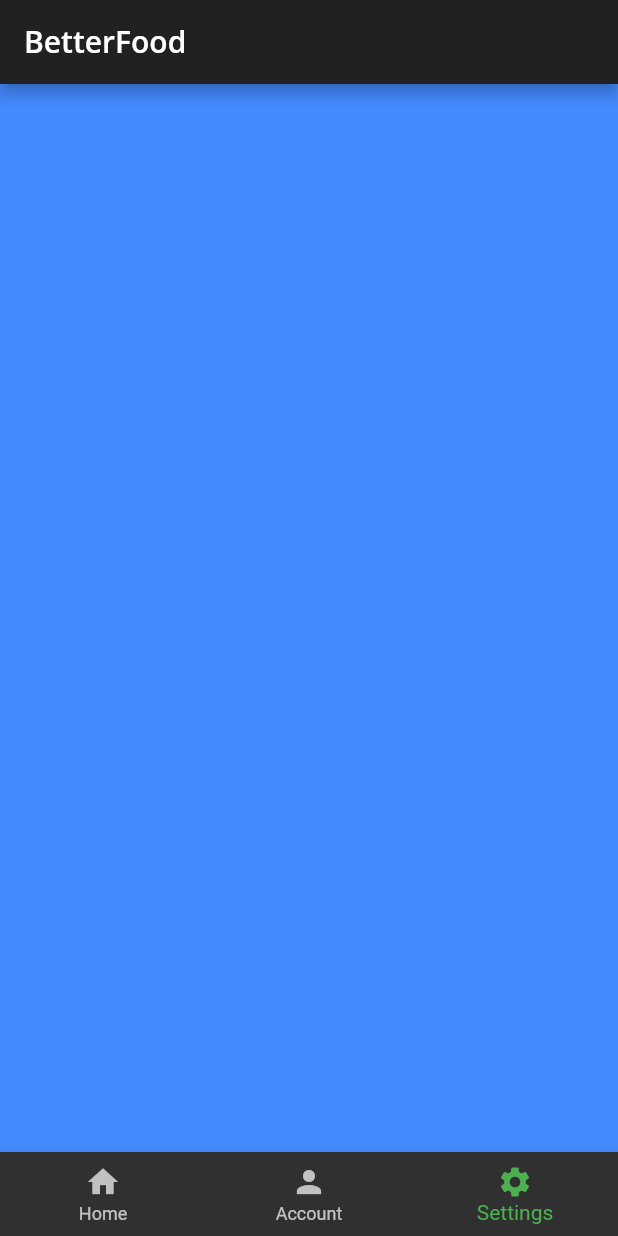
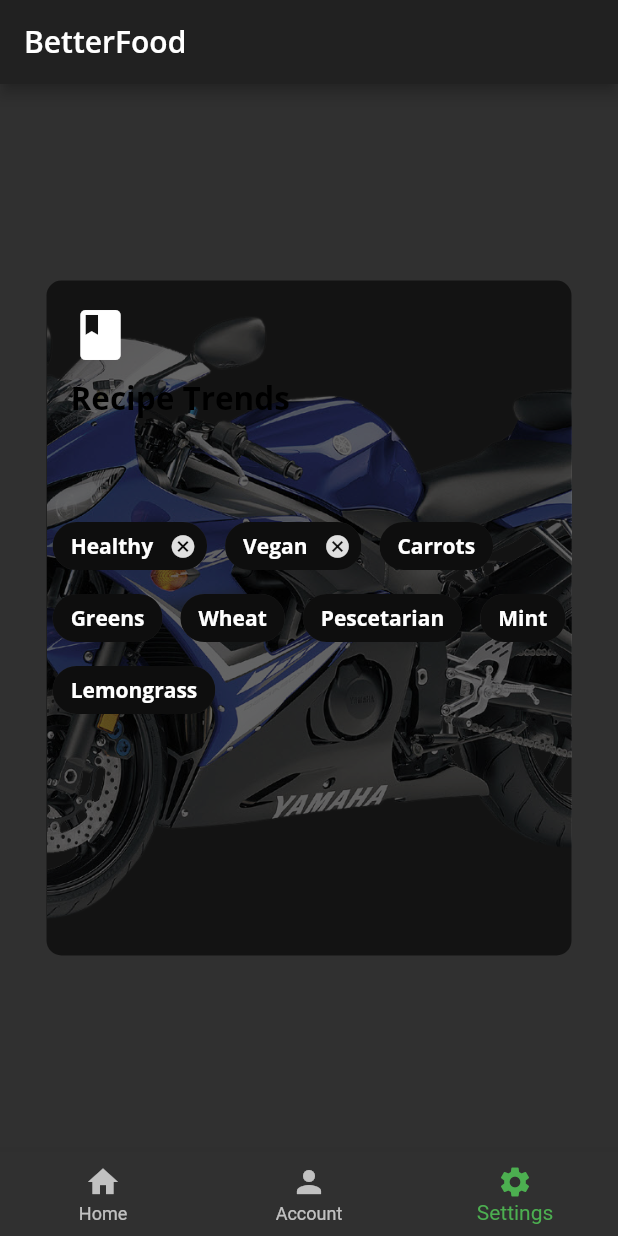
Before and after one commit to cyruskigo30/BetterFood, a Flutter app: the screen it shows after launch, item 3 of the bottom bar chosen, on a phone screen of 412 x 824 dp. Run offline on Flutter 3.47's test engine with Material 2 defaults, Android fonts, the phone set to English and light mode, and no system bars; our stand-ins replace google_fonts; missing offline and left inert: dart:html.

Commit message:
Add final recipes page

```diff
--- /dev/null
+++ b/lib/card3.dart
@@ -0,0 +1,139 @@
+import 'dart:html';
+
+import 'package:flutter/material.dart';
+import 'betterfood_theme.dart';
+
+class Card3 extends StatelessWidget {
+  const Card3({Key? key}) : super(key: key);
+
+  @override
+  Widget build(BuildContext context) {
+    return SafeArea(
+      child: Center(
+        child: Container(
+          constraints: const BoxConstraints.expand(
+            width: 350,
+            height: 450,
+          ),
+          decoration: const BoxDecoration(
+            image: DecorationImage(
+              image: AssetImage('assets/images/image1.png'),
+              fit: BoxFit.cover,
+            ),
+            borderRadius: BorderRadius.all(
+              Radius.circular(10.0),
+            ),
+          ),
+          child: Stack(
+            children: [
+              // add dark overlay box decoration
+              Container(
+                decoration: BoxDecoration(
+                  color: Colors.black.withOpacity(.6),
+                  borderRadius: const BorderRadius.all(
+                    Radius.circular(10),
+                  ),
+                ),
+              ),
+              // add container, column, icon , text
+              Container(
+                padding: const EdgeInsets.all(16),
+                child: Column(
+                  crossAxisAlignment: CrossAxisAlignment.start,
+                  children: [
+                    const Icon(
+                      Icons.book,
+                      color: Colors.white,
+                      size: 40,
+                    ),
+                    const SizedBox(
+                      height: 8,
+                    ),
+                    Text(
+                      'Recipe Trends',
+                      style: BetterFoodTheme.lightTextTheme.headline2,
+                    ),
+                    const SizedBox(
+                      height: 30,
+                    ),
+                  ],
+                ),
+              ),
+              // add center widget with Chip widget children
+              Center(
+                child: Wrap(
+                  alignment: WrapAlignment.start,
+                  spacing: 12,
+                  children: [
+                    Chip(
+                      label: Text(
+                        'Healthy',
+                        style: BetterFoodTheme.darkTextTheme.bodyText1,
+                      ),
+                      backgroundColor: Colors.black.withOpacity(.7),
+                      onDeleted: () {
+                        print('Delete');
+                      },
+                    ),
+                    Chip(
+                      label: Text(
+                        'Vegan',
+                        style: BetterFoodTheme.darkTextTheme.bodyText1,
+                      ),
+                      backgroundColor: Colors.black.withOpacity(.7),
+                      onDeleted: () {
+                        print('Delete');
+                      },
+                    ),
+                    Chip(
+                      label: Text(
+                        'Carrots',
+                        style: BetterFoodTheme.darkTextTheme.bodyText1,
+                      ),
+                      backgroundColor: Colors.black.withOpacity(.7),
+                    ),
+                    Chip(
+                      label: Text(
+                        'Greens',
+                        style: BetterFoodTheme.darkTextTheme.bodyText1,
+                      ),
+                      backgroundColor: Colors.black.withOpacity(.7),
+                    ),
+                    Chip(
+                      label: Text(
+                        'Wheat',
+                        style: BetterFoodTheme.darkTextTheme.bodyText1,
+                      ),
+                      backgroundColor: Colors.black.withOpacity(.7),
+                    ),
+                    Chip(
+                      label: Text(
+                        'Pescetarian',
+                        style: BetterFoodTheme.darkTextTheme.bodyText1,
+                      ),
+                      backgroundColor: Colors.black.withOpacity(.7),
+                    ),
+                    Chip(
+                      label: Text(
+                        'Mint',
+                        style: BetterFoodTheme.darkTextTheme.bodyText1,
+                      ),
+                      backgroundColor: Colors.black.withOpacity(.7),
+                    ),
+                    Chip(
+                      label: Text(
+                        'Lemongrass',
+                        style: BetterFoodTheme.darkTextTheme.bodyText1,
+                      ),
+                      backgroundColor: Colors.black.withOpacity(.7),
+                    ),
+                  ],
+                ),
+              )
+            ],
+          ),
+        ),
+      ),
+    );
+  }
+}
--- a/lib/home.dart
+++ b/lib/home.dart
@@ -1,6 +1,7 @@
-import 'package:betterfood/card2.dart';
 import 'package:flutter/material.dart';
 import 'card1.dart';
+import 'card2.dart';
+import 'card3.dart';
 
 class Home extends StatefulWidget {
   const Home({Key? key}) : super(key: key);
@@ -20,10 +21,8 @@ class _HomeState extends State<Home> {
     const Card1(),
     //  card 2
     const Card2(),
-    // TODO Replace with card 3
-    Container(
-      color: Colors.blueAccent,
-    ),
+    //  card 3
+    const Card3(),
   ];
 // Fucntion handling tapeed bar items it notifies the framwework that state of this object has changed and rebuilds the object internally
   void _onItemTapped(int index) {
```
